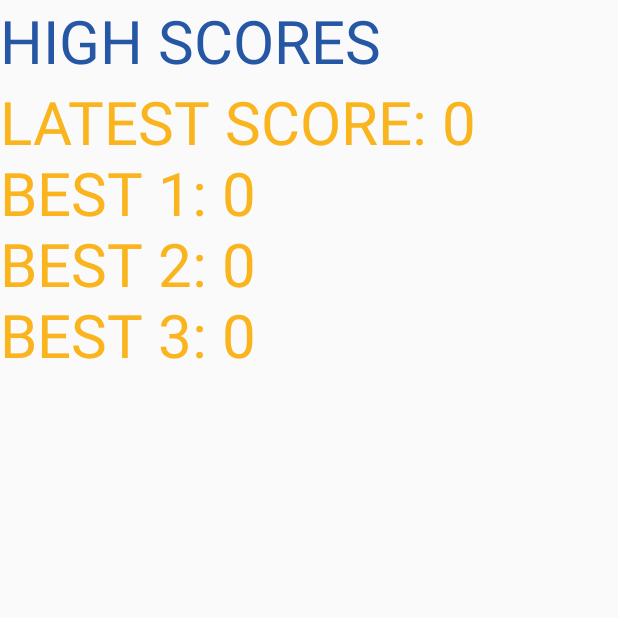
After one commit to TAMMYLE/WordAddicts, an Android app: the HighScoreActivity screen opened directly, with no data from a screen before it, on a phone screen of 412 x 824 dp, the top half of it. The commit adds this screen. Run offline under Robolectric (Android 15) with nearby library versions, the light colour scheme and no system bars.

Commit message:
HighScore Activity: created class to store the best 3 highest scores of the game Main xml: added highscore button Main java: added SharedPreferences to save the scores HighScore Java: added GetSharedPReferences to retrieve scores from the Main java

```diff
--- a/app/src/main/AndroidManifest.xml
+++ b/app/src/main/AndroidManifest.xml
@@ -9,7 +9,8 @@
         android:roundIcon="@mipmap/ic_launcher_round"
         android:supportsRtl="true"
         android:theme="@style/AppTheme">
-        <activity android:name=".MenuActivity"></activity>
+        <activity android:name=".HighScoreActivity"></activity>
+        <activity android:name=".MenuActivity" />
         <activity android:name=".MainActivity" />
         <activity android:name=".SplashActivity">
             <intent-filter>
--- /dev/null
+++ b/app/src/main/java/com/example/wordaddicts/HighScoreActivity.java
@@ -0,0 +1,84 @@
+//Created by Tammy Le, 15/4/2019
+package com.example.wordaddicts;
+
+import android.content.Intent;
+import android.content.SharedPreferences;
+import android.support.v7.app.AppCompatActivity;
+import android.os.Bundle;
+import android.widget.TextView;
+
+public class HighScoreActivity extends AppCompatActivity {
+
+
+    TextView wordscore;
+
+    int latestScore;
+    int best1, best2, best3;
+
+    @Override
+    protected void onCreate(Bundle savedInstanceState) {
+        super.onCreate(savedInstanceState);
+        setContentView(R.layout.activity_high_score);
+
+        wordscore = (TextView) findViewById(R.id.wordscore);
+
+        // this part is to load old scores from main
+        SharedPreferences preferences = getSharedPreferences("PREFS", 0);
+        //initialize the scores
+        latestScore = preferences.getInt("latestscore", 0);
+        best1 = preferences.getInt("best1", 0);
+        best2 = preferences.getInt("best2", 0);
+        best3 = preferences.getInt("best3", 0);
+
+
+        // this part is to replace the old high score with the new high score
+        // if the latest score is greater than the third best score, assign latest score to best3
+        if (latestScore > best3){
+            best3 = latestScore;
+            SharedPreferences.Editor editor = preferences.edit();
+            editor.putInt("best3", best3);
+            editor.apply();
+        }
+        // if the latest score is greater than the second best score
+        // assign best2 to a temporary variable
+        // then assign latest score to best2
+        // then assign best3 to temporary variable
+        if (latestScore > best2){
+            int temp = best2;
+            best2 = latestScore;
+            best3 = temp;
+            SharedPreferences.Editor editor = preferences.edit();
+            editor.putInt("best3", best3);
+            editor.putInt("best2", best2);
+            editor.apply();
+        }
+        // if the latest score is greater than the first best score
+        // assign best1 to a temporary variable
+        // then assign latest score to best1
+        // then assign best2 to temporary variable
+        if (latestScore > best1){
+            int temp = best1;
+            best1 = latestScore;
+            best2 = temp;
+            SharedPreferences.Editor editor = preferences.edit();
+            editor.putInt("best2", best2);
+            editor.putInt("best1", best1);
+            editor.apply();
+        }
+
+        //create textlines of highest scores
+        wordscore.setText("LATEST SCORE: " + latestScore + "\n" +
+        "BEST 1: " + best1 + "\n" +
+                "BEST 2: " + best2 + "\n" +
+                        "BEST 3: " + best3 );
+
+    }
+
+    // this part will bring player back to the main activity.
+    @Override
+    public void onBackPressed() {
+        Intent intent = new Intent(getApplicationContext(), MainActivity.class);
+        startActivity(intent);
+        finish();
+    }
+}
--- /dev/null
+++ b/app/src/main/res/layout/activity_high_score.xml
@@ -0,0 +1,31 @@
+<?xml version="1.0" encoding="utf-8"?>
+<!--Created by Tammy Le, 15/4/2019-->
+<LinearLayout xmlns:android="http://schemas.android.com/apk/res/android"
+    xmlns:app="http://schemas.android.com/apk/res-auto"
+    xmlns:tools="http://schemas.android.com/tools"
+    android:orientation="vertical"
+    android:layout_width="match_parent"
+    android:layout_height="match_parent"
+    tools:context=".HighScoreActivity">
+
+    <TextView
+        android:id="@+id/highscorelabel"
+        android:layout_width="match_parent"
+        android:layout_height="wrap_content"
+        android:gravity="left"
+        android:text="HIGH SCORES"
+        android:textSize="40sp"
+        android:textColor="@color/colorDarkJeans"
+        />
+
+    <TextView
+        android:id="@+id/wordscore"
+        android:layout_width="match_parent"
+        android:layout_height="wrap_content"
+        android:gravity="left"
+        android:textSize="40sp"
+        android:textColor="@color/colorEarthYellow"
+
+        />
+
+</LinearLayout>
```
Also changed, not shown: app/src/main/java/com/example/wordaddicts/MainActivity.java (+19 -0 lines), app/src/main/res/layout/activity_main.xml (+9 -0 lines).
